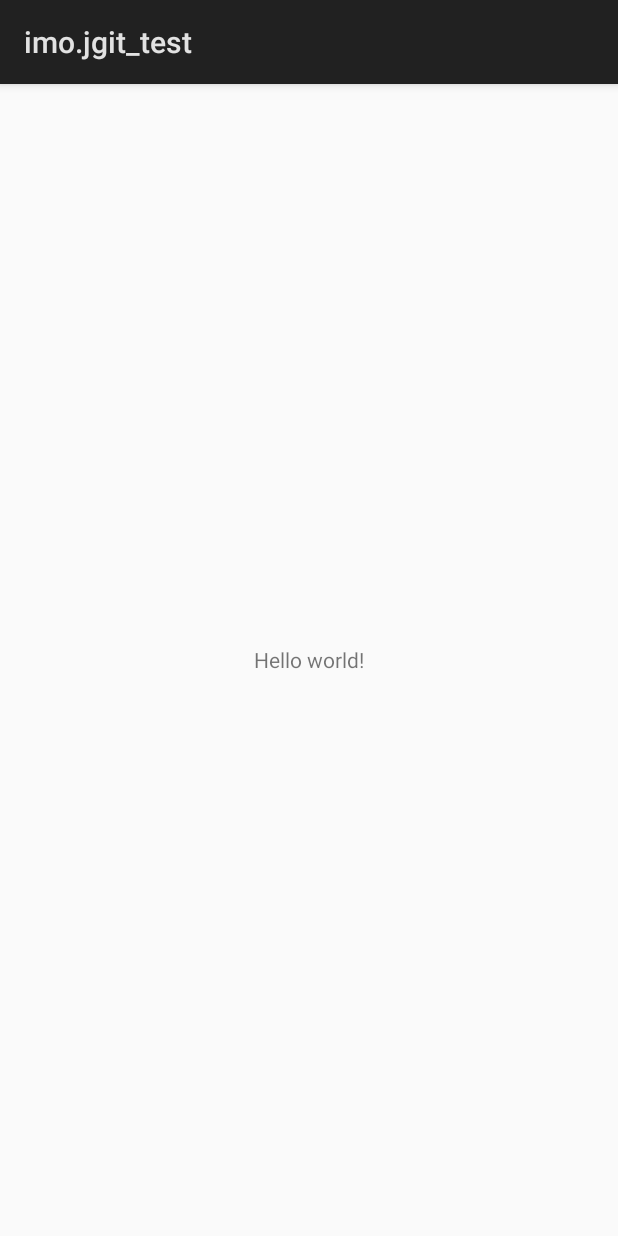
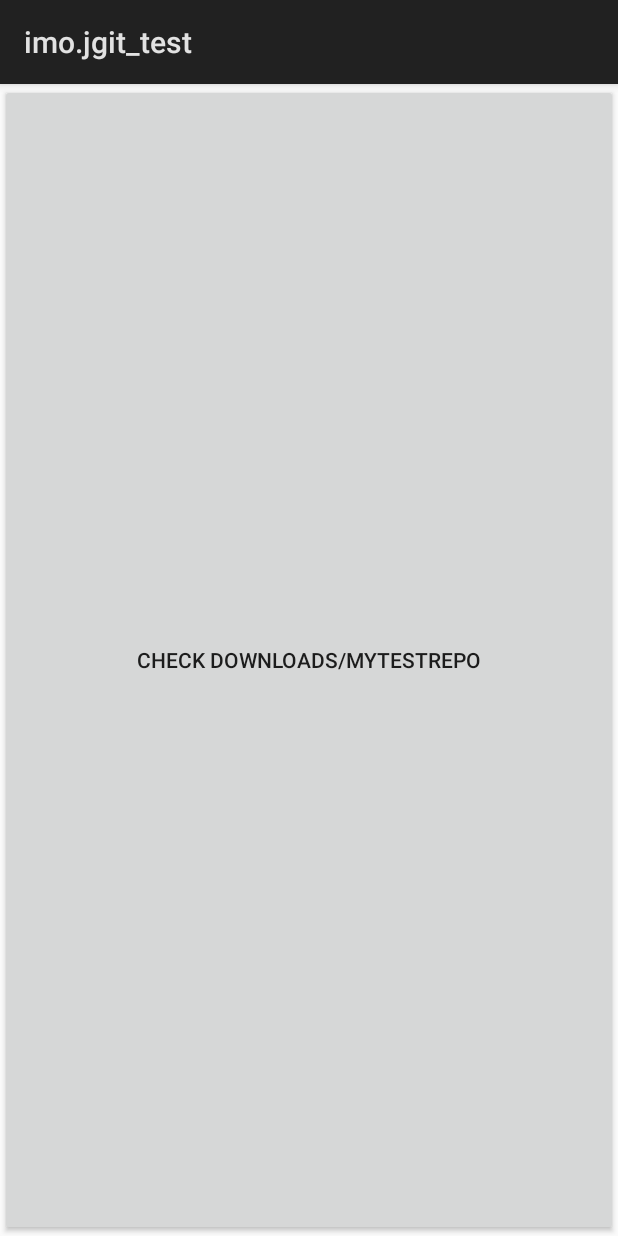
Before and after one commit to IMOitself/jgit-test, an Android app: the screen it shows after launch (MainActivity), on a phone screen of 412 x 824 dp. Run offline under Robolectric (Android 15) with nearby library versions, the phone set to English and light mode, and no system bars; 1 statement that could not run was skipped.

Commit message:
feat: add storage permission and set button as the activity

```diff
--- a/app/src/main/AndroidManifest.xml
+++ b/app/src/main/AndroidManifest.xml
@@ -1,6 +1,10 @@
 <?xml version="1.0" encoding="utf-8"?>
 <manifest xmlns:android="http://schemas.android.com/apk/res/android"
     package="imo.jgit_test" >
+     <uses-permission android:name="android.permission.WRITE_EXTERNAL_STORAGE"
+        android:maxSdkVersion="28" /> <!-- Only for Android 9 (API 28) and below -->
+    <uses-permission android:name="android.permission.READ_EXTERNAL_STORAGE" />
+    <uses-permission android:name="android.permission.MANAGE_EXTERNAL_STORAGE" /> <!-- For Android 11+ -->
 
     <application
         android:allowBackup="true"
--- a/app/src/main/java/imo/jgit_test/MainActivity.java
+++ b/app/src/main/java/imo/jgit_test/MainActivity.java
@@ -1,12 +1,51 @@
 package imo.jgit_test;
 
 import android.app.Activity;
+import android.content.Intent;
+import android.content.pm.PackageManager;
+import android.net.Uri;
+import android.os.Build;
 import android.os.Bundle;
+import android.os.Environment;
+import android.provider.Settings;
+import android.view.View;
+import android.widget.Button;
 
 public class MainActivity extends Activity {
+    Button button;
+
     @Override
     protected void onCreate(Bundle savedInstanceState) {
         super.onCreate(savedInstanceState);
-        setContentView(R.layout.activity_main);
+        if (! hasStoragePermission(this)) requestStoragePermission(this);
+
+        button = new Button(this);
+        button.setText("check Downloads/MyTestRepo");
+        button.setOnClickListener(new View.OnClickListener() {
+                @Override
+                public void onClick(View v) {
+					// TODO: test jgit
+                }
+            });
+		setContentView(button);
+    }
+
+    public static boolean hasStoragePermission(Activity activity) {
+        if (Build.VERSION.SDK_INT >= Build.VERSION_CODES.R) {
+            return Environment.isExternalStorageManager();
+        } else {
+            return activity.checkSelfPermission(android.Manifest.permission.WRITE_EXTERNAL_STORAGE) == PackageManager.PERMISSION_GRANTED;
+        }
+    }
+
+    public static void requestStoragePermission(Activity activity) {
+        if (Build.VERSION.SDK_INT >= Build.VERSION_CODES.R) {
+            Intent intent = new Intent(Settings.ACTION_MANAGE_APP_ALL_FILES_ACCESS_PERMISSION);
+            intent.setData(Uri.parse("package:" + activity.getPackageName()));
+            activity.startActivity(intent);
+        } else {
+            activity.requestPermissions(new String[]{android.Manifest.permission.READ_EXTERNAL_STORAGE}, 100);
+            activity.requestPermissions(new String[]{android.Manifest.permission.WRITE_EXTERNAL_STORAGE}, 100);
+        }
     }
 }
```
Also changed, not shown: 1 other file.
